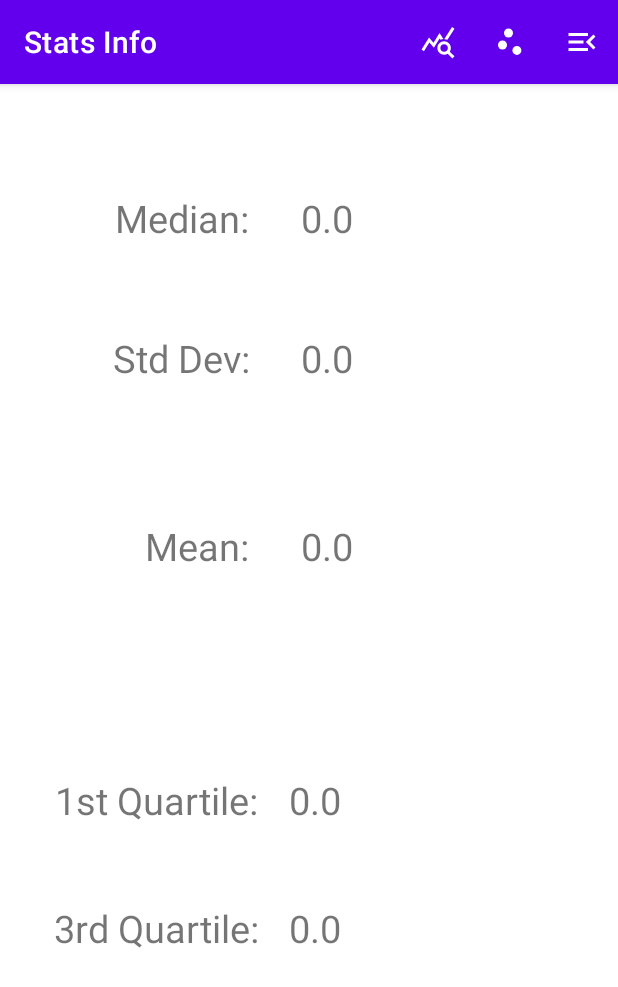
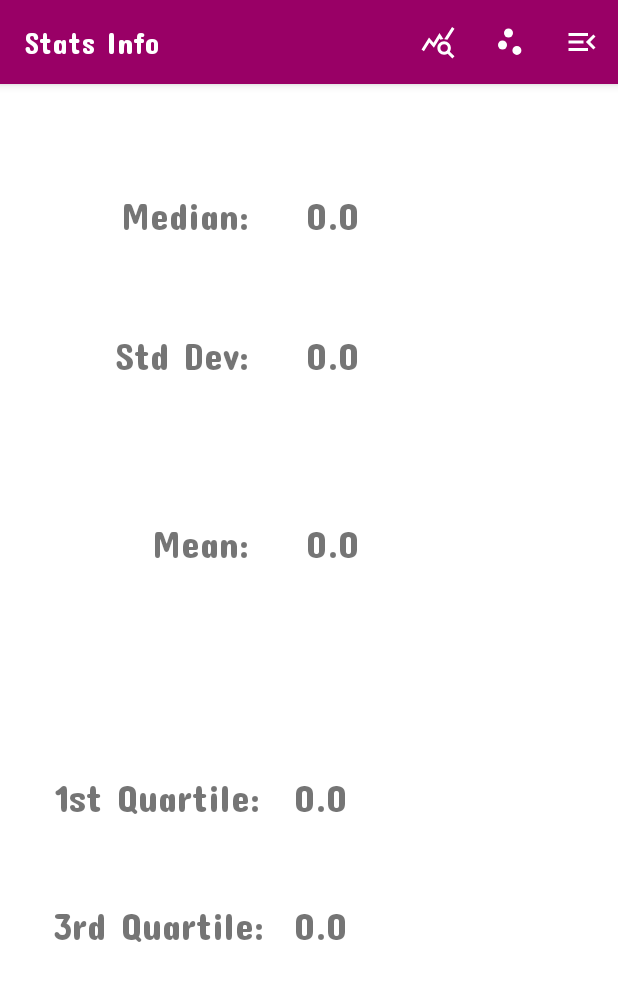
Before and after one commit to CMPUT301W21T27/betterTrialBook, an Android app: the StatsNumber screen opened directly, with no data from a screen before it, on a phone screen of 412 x 824 dp. Shown: the top 987 px of the screen. Run offline under Robolectric (Android 15) with nearby library versions, the phone set to English and light mode, and no system bars; 16 statements that could not run were skipped.

Commit message:
changed the font and some of the colors, there are some issues with the dark mode graphs though. the text shows up in black while the dark mode background is black but i don't know if there's a way to change that since the graphs are like their own widget

```diff
--- a/code/app/src/main/res/layout/activity_forum.xml
+++ b/code/app/src/main/res/layout/activity_forum.xml
@@ -32,6 +32,8 @@
         android:contentDescription="@string/post_question"
         android:clickable="true"
         android:onClick="openCreateQuestionActivity"
+        app:backgroundTint="@color/Pink"
+        app:rippleColor="@color/DarkPink"
         app:srcCompat="@android:drawable/ic_input_add" />
 
 </LinearLayout>
--- a/code/app/src/main/res/layout/activity_geolocation.xml
+++ b/code/app/src/main/res/layout/activity_geolocation.xml
@@ -23,7 +23,7 @@
         android:layout_marginBottom="16dp"
         app:layout_constraintLeft_toLeftOf="parent"
         app:layout_constraintBottom_toBottomOf="parent"
-        android:background="@color/purple_500"
+        android:background="@color/Pink"
         android:textColor="@color/white"/>
 
     <Button
@@ -35,7 +35,7 @@
         android:layout_marginBottom="16dp"
         app:layout_constraintRight_toRightOf="parent"
         app:layout_constraintBottom_toBottomOf="parent"
-        android:background="@color/purple_500"
+        android:background="@color/Pink"
         android:textColor="@color/white"/>
 
 </androidx.constraintlayout.widget.ConstraintLayout>
--- a/code/app/src/main/res/layout/toolbar.xml
+++ b/code/app/src/main/res/layout/toolbar.xml
@@ -3,7 +3,7 @@
     android:id="@+id/ToolBar"
     android:layout_width="match_parent"
     android:layout_height="wrap_content"
-    android:background="@color/purple_500"
+    android:background="@color/Pink"
     android:theme="@style/ThemeOverlay.AppCompat.Dark.ActionBar"
     android:elevation="4dp">
 
--- a/code/app/src/main/res/values-night/themes.xml
+++ b/code/app/src/main/res/values-night/themes.xml
@@ -2,15 +2,16 @@
     <!-- Base application theme. -->
     <style name="Theme.BetterTrialBook" parent="Theme.MaterialComponents.DayNight.DarkActionBar">
         <!-- Primary brand color. -->
-        <item name="colorPrimary">@color/purple_200</item>
-        <item name="colorPrimaryVariant">@color/purple_700</item>
-        <item name="colorOnPrimary">@color/black</item>
+        <item name="colorPrimary">@color/HotPink</item>
+        <item name="colorPrimaryVariant">@color/Pink</item>
+        <item name="colorOnPrimary">@color/white</item>
         <!-- Secondary brand color. -->
         <item name="colorSecondary">@color/teal_200</item>
         <item name="colorSecondaryVariant">@color/teal_200</item>
-        <item name="colorOnSecondary">@color/black</item>
+        <item name="colorOnSecondary">@color/white</item>
         <!-- Status bar color. -->
         <item name="android:statusBarColor" tools:targetApi="l">?attr/colorPrimaryVariant</item>
         <!-- Customize your theme here. -->
+        <item name="android:fontFamily">@font/concertoneregular</item>
     </style>
 </resources>
--- a/code/app/src/main/res/values/colors.xml
+++ b/code/app/src/main/res/values/colors.xml
@@ -1,10 +1,11 @@
 <?xml version="1.0" encoding="utf-8"?>
 <resources>
-    <color name="purple_200">#FFBB86FC</color>
-    <color name="purple_500">#FF6200EE</color>
-    <color name="purple_700">#FF3700B3</color>
     <color name="teal_200">#FF03DAC5</color>
     <color name="teal_700">#FF018786</color>
     <color name="black">#FF000000</color>
     <color name="white">#FFFFFFFF</color>
+    <color name="SkyBlue">#FF87CEEB</color>
+    <color name="HotPink">#FFFF69B4</color>
+    <color name="Pink">#FF990066</color>
+    <color name="DarkPink">#FF66003C</color>
 </resources>
--- a/code/app/src/main/res/values/themes.xml
+++ b/code/app/src/main/res/values/themes.xml
@@ -2,8 +2,8 @@
     <!-- Base application theme. -->
     <style name="Theme.BetterTrialBook" parent="Theme.MaterialComponents.DayNight.DarkActionBar">
         <!-- Primary brand color. -->
-        <item name="colorPrimary">@color/purple_500</item>
-        <item name="colorPrimaryVariant">@color/purple_700</item>
+        <item name="colorPrimary">@color/Pink</item>
+        <item name="colorPrimaryVariant">@color/DarkPink</item>
         <item name="colorOnPrimary">@color/white</item>
         <!-- Secondary brand color. -->
         <item name="colorSecondary">@color/teal_200</item>
@@ -12,6 +12,7 @@
         <!-- Status bar color. -->
         <item name="android:statusBarColor" tools:targetApi="l">?attr/colorPrimaryVariant</item>
         <!-- Customize your theme here. -->
+        <item name="android:fontFamily">@font/concertoneregular</item>
     </style>
 
     <style name="Theme.BetterTrialBook.NoActionBar">
@@ -22,4 +23,5 @@
     <style name="Theme.BetterTrialBook.AppBarOverlay" parent="ThemeOverlay.AppCompat.Dark.ActionBar" />
 
     <style name="Theme.BetterTrialBook.PopupOverlay" parent="ThemeOverlay.AppCompat.Light" />
+
 </resources>
```
Also changed, not shown: code/app/src/main/res/font/concertoneregular.ttf (added).
